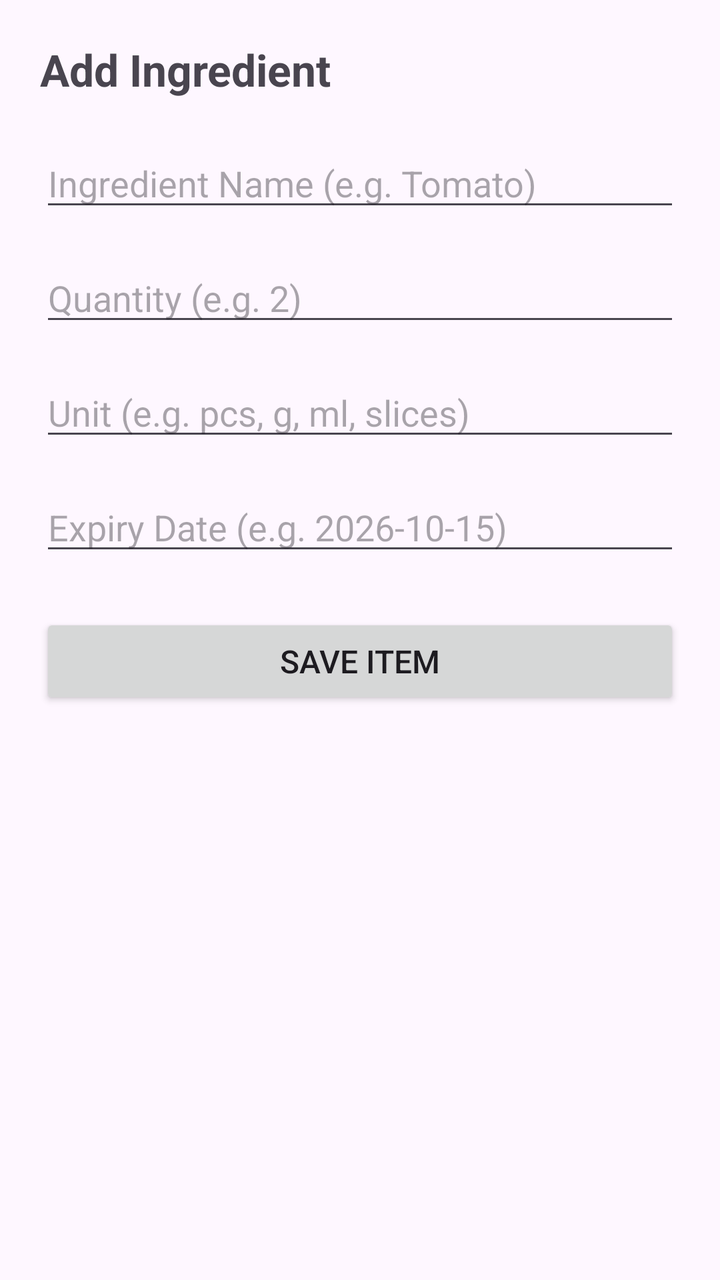
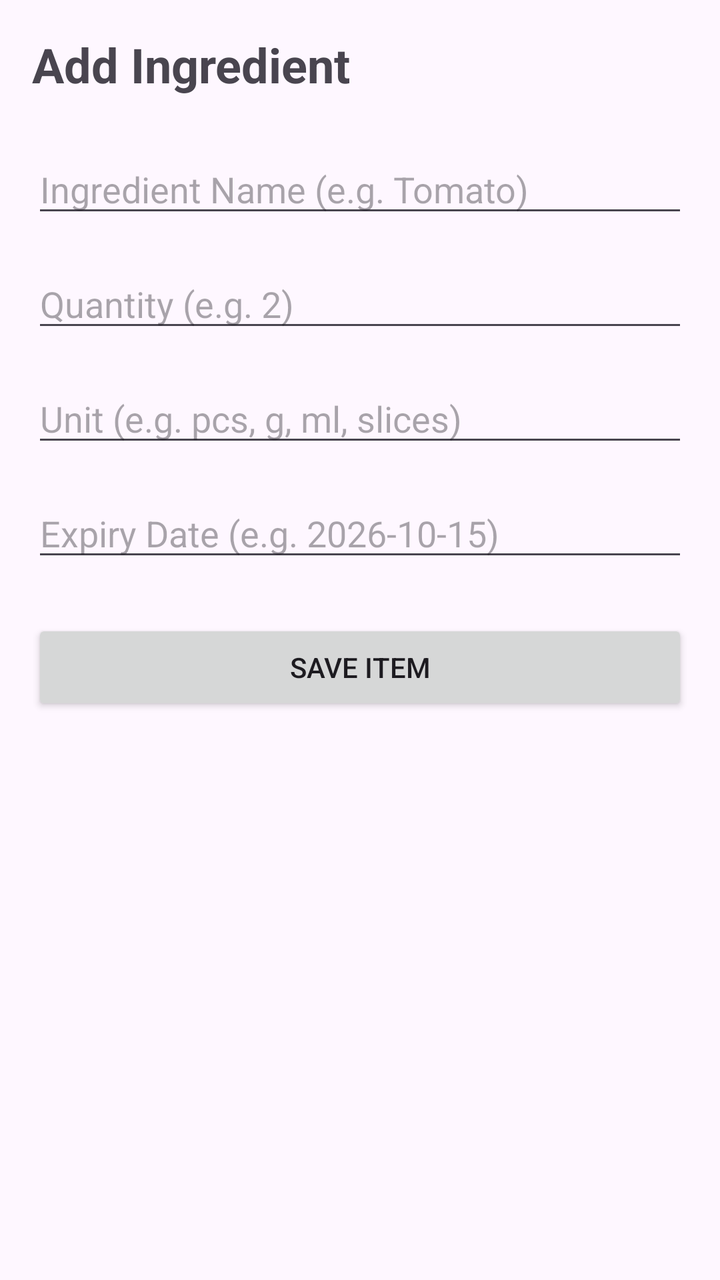

An Android layout rendered at two revisions. The XML below is the earlier revision; the diff shows what the commit changed to produce the second picture.
<!-- AndroidManifest.xml: application theme Theme.SmartPantry -->
<!-- res/layout/activity_add_edit_ingredient.xml -->
<?xml version="1.0" encoding="utf-8"?>
<ScrollView xmlns:android="http://schemas.android.com/apk/res/android"
    android:layout_width="match_parent"
    android:layout_height="match_parent"
    android:padding="20dp">

    <LinearLayout
        android:layout_width="match_parent"
        android:layout_height="wrap_content"
        android:orientation="vertical">

        <TextView
            android:id="@+id/tvTitle"
            android:layout_width="wrap_content"
            android:layout_height="wrap_content"
            android:text="Add Ingredient"
            android:textSize="22sp"
            android:textStyle="bold"
            android:layout_marginBottom="20dp" />

        <EditText
            android:id="@+id/etName"
            android:layout_width="match_parent"
            android:layout_height="wrap_content"
            android:hint="Ingredient Name (e.g. Tomato)"
            android:inputType="textCapWords"
            android:layout_marginBottom="16dp" />

        <EditText
            android:id="@+id/etQuantity"
            android:layout_width="match_parent"
            android:layout_height="wrap_content"
            android:hint="Quantity (e.g. 2)"
            android:inputType="numberDecimal"
            android:layout_marginBottom="16dp" />

        <EditText
            android:id="@+id/etUnit"
            android:layout_width="match_parent"
            android:layout_height="wrap_content"
            android:hint="Unit (e.g. pcs, g, ml, slices)"
            android:inputType="text"
            android:layout_marginBottom="16dp" />

        <EditText
            android:id="@+id/etExpiry"
            android:layout_width="match_parent"
            android:layout_height="wrap_content"
            android:hint="Expiry Date (e.g. 2026-10-15)"
            android:inputType="date"
            android:layout_marginBottom="24dp" />

        <Button
            android:id="@+id/btnSave"
            android:layout_width="match_parent"
            android:layout_height="wrap_content"
            android:text="Save Item"
            android:padding="12dp"
            android:textSize="16sp" />

    </LinearLayout>
</ScrollView>
<!-- resources referenced by this layout -->
<resources>
  <style name="Theme.SmartPantry" parent="Base.Theme.SmartPantry" />
  <style name="Base.Theme.SmartPantry" parent="Theme.Material3.DayNight.NoActionBar">
          
          
      </style>
</resources>

<!-- the commit's change to res/layout/activity_add_edit_ingredient.xml (unified diff, before → after) -->
@@ -1,62 +1,61 @@
 <?xml version="1.0" encoding="utf-8"?>
-<ScrollView xmlns:android="http://schemas.android.com/apk/res/android"
+<LinearLayout xmlns:android="http://schemas.android.com/apk/res/android"
     android:layout_width="match_parent"
     android:layout_height="match_parent"
-    android:padding="20dp">
+    android:orientation="vertical"
+    android:padding="16dp">
 
-    <LinearLayout
+    <TextView
+        android:id="@+id/tvTitle"
+        android:layout_width="wrap_content"
+        android:layout_height="wrap_content"
+        android:text="Add Ingredient"
+        android:textSize="24sp"
+        android:textStyle="bold"
+        android:layout_marginBottom="24dp" />
+
+    
+    <EditText
+        android:id="@+id/etIngredientName"
         android:layout_width="match_parent"
         android:layout_height="wrap_content"
-        android:orientation="vertical">
+        android:hint="Ingredient Name (e.g. Tomato)"
+        android:inputType="textCapWords"
+        android:layout_marginBottom="16dp" />
 
-        <TextView
-            android:id="@+id/tvTitle"
-            android:layout_width="wrap_content"
-            android:layout_height="wrap_content"
-            android:text="Add Ingredient"
-            android:textSize="22sp"
-            android:textStyle="bold"
-            android:layout_marginBottom="20dp" />
+    
+    <EditText
+        android:id="@+id/etQuantity"
+        android:layout_width="match_parent"
+        android:layout_height="wrap_content"
+        android:hint="Quantity (e.g. 2)"
+        android:inputType="numberDecimal"
+        android:layout_marginBottom="16dp" />
 
-        <EditText
-            android:id="@+id/etName"
-            android:layout_width="match_parent"
-            android:layout_height="wrap_content"
-            android:hint="Ingredient Name (e.g. Tomato)"
-            android:inputType="textCapWords"
-            android:layout_marginBottom="16dp" />
+    
+    <EditText
+        android:id="@+id/etUnit"
+        android:layout_width="match_parent"
+        android:layout_height="wrap_content"
+        android:hint="Unit (e.g. pcs, g, ml, slices)"
+        android:inputType="text"
+        android:layout_marginBottom="16dp" />
 
-        <EditText
-            android:id="@+id/etQuantity"
-            android:layout_width="match_parent"
-            android:layout_height="wrap_content"
-            android:hint="Quantity (e.g. 2)"
-            android:inputType="numberDecimal"
-            android:layout_marginBottom="16dp" />
+    
+    <EditText
+        android:id="@+id/etExpiryDate"
+        android:layout_width="match_parent"
+        android:layout_height="wrap_content"
+        android:hint="Expiry Date (e.g. 2026-10-15)"
+        android:focusable="false"
+        android:clickable="true"
+        android:inputType="none"
+        android:layout_marginBottom="24dp" />
 
-        <EditText
-            android:id="@+id/etUnit"
-            android:layout_width="match_parent"
-            android:layout_height="wrap_content"
-            android:hint="Unit (e.g. pcs, g, ml, slices)"
-            android:inputType="text"
-            android:layout_marginBottom="16dp" />
+    <Button
+        android:id="@+id/btnSave"
+        android:layout_width="match_parent"
+        android:layout_height="wrap_content"
+        android:text="Save Item" />
 
-        <EditText
-            android:id="@+id/etExpiry"
-            android:layout_width="match_parent"
-            android:layout_height="wrap_content"
-            android:hint="Expiry Date (e.g. 2026-10-15)"
-            android:inputType="date"
-            android:layout_marginBottom="24dp" />
-
-        <Button
-            android:id="@+id/btnSave"
-            android:layout_width="match_parent"
-            android:layout_height="wrap_content"
-            android:text="Save Item"
-            android:padding="12dp"
-            android:textSize="16sp" />
-
-    </LinearLayout>
-</ScrollView>
+</LinearLayout>
